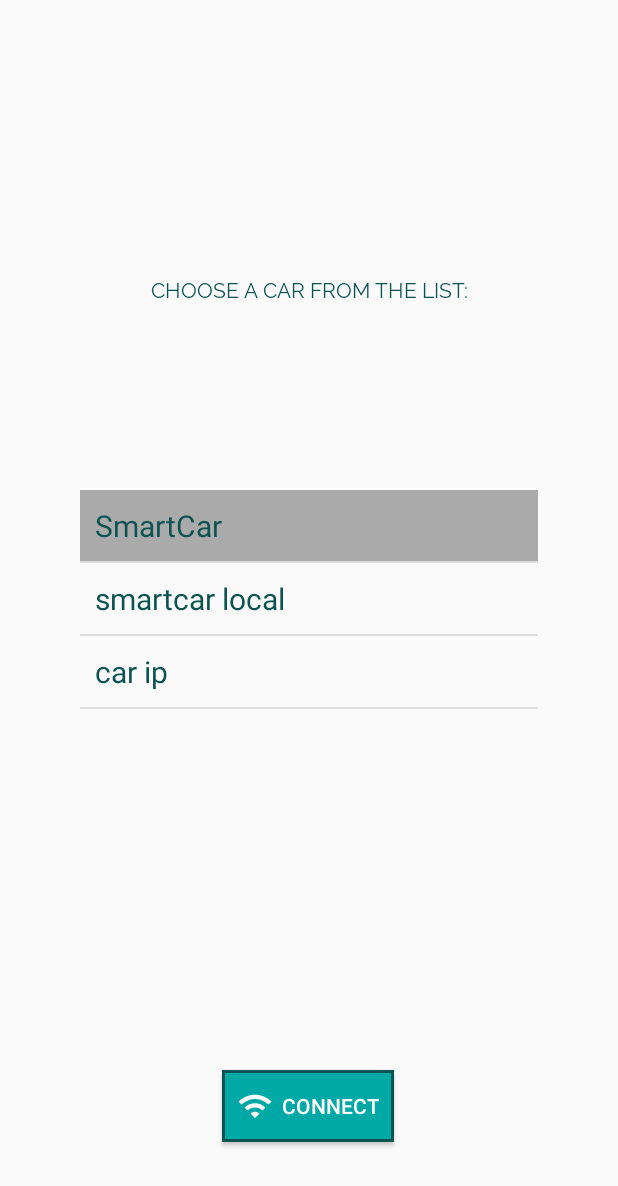
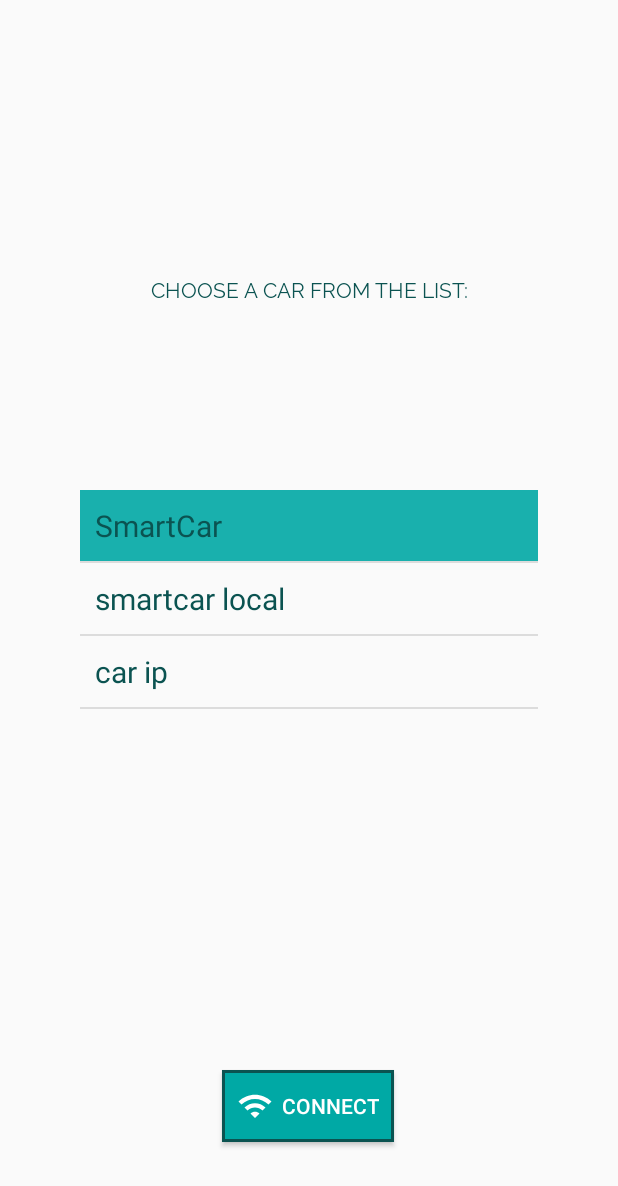
Before and after one commit to DIT112-V20/group-04, an Android app: the screen it shows after launch (CarSelect), after a tap on "SmartCar", on a phone screen of 412 x 824 dp. Shown: the top 1186 px of the screen. Run offline under Robolectric (Android 15) with nearby library versions, the phone set to English and light mode, and no system bars.

Commit message:
Change color theme of select car list
Contributors:
@Enilo
@SandraSmolerEisenberg

```diff
--- a/app/src/main/res/layout/car_select.xml
+++ b/app/src/main/res/layout/car_select.xml
@@ -36,7 +36,7 @@
         android:id="@+id/smartCarList"
         android:layout_width="305dp"
         android:choiceMode="singleChoice"
-        android:listSelector="@android:color/darker_gray"
+        android:listSelector="@color/colorLightSeaGreenTransparent"
         android:layout_height="309dp"
         app:layout_constraintBottom_toBottomOf="parent"
         app:layout_constraintEnd_toEndOf="parent"
```
